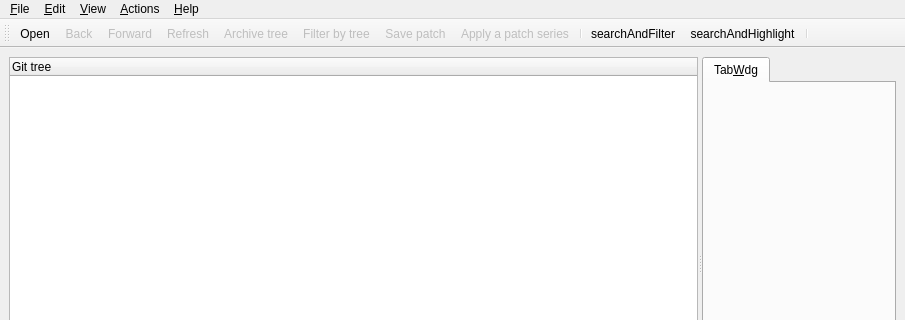
Above: src/mainview.ui from tibirna/qgit before the change; both pictures show x 0 to 905 and y 0 to 320 of the 905 by 477 pixel window. Below: the same form after it.
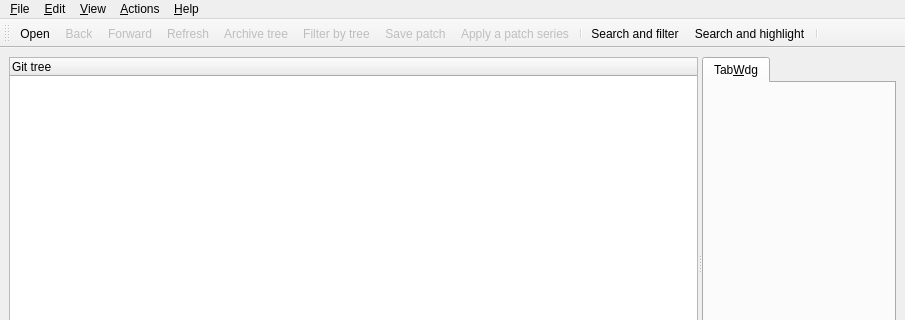
That is the form after the change. Icons and pictures are not drawn. Custom widgets are drawn as their Qt base class.

Commit message:
Make the tooltips of the two search buttons more readable
This is not a variable name, so use spaces.

Patch:
```diff
--- a/src/mainview.ui
+++ b/src/mainview.ui
@@ -680,7 +680,7 @@
      <normaloff>:/icons/resources/filter.png</normaloff>:/icons/resources/filter.png</iconset>
    </property>
    <property name="text">
-    <string>searchAndFilter</string>
+    <string>Search and filter</string>
    </property>
    <property name="statusTip">
     <string>Toggle filter</string>
@@ -698,7 +698,7 @@
      <normaloff>:/icons/resources/find.png</normaloff>:/icons/resources/find.png</iconset>
    </property>
    <property name="text">
-    <string>searchAndHighlight</string>
+    <string>Search and highlight</string>
    </property>
    <property name="statusTip">
     <string>Toggle match highlight</string>
```
